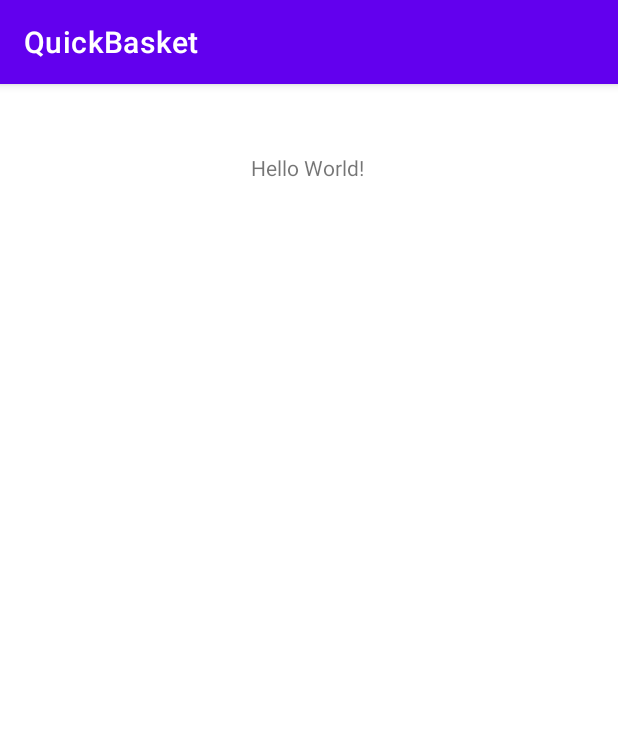
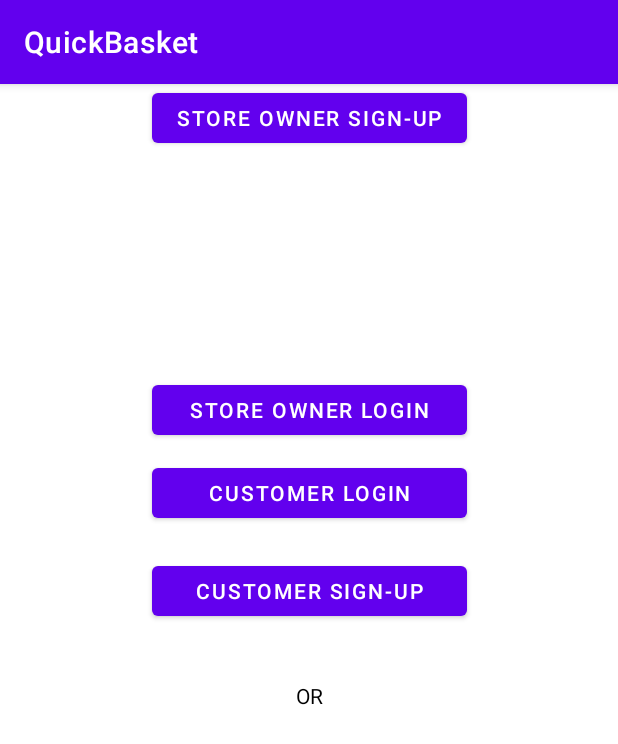
Before and after one commit to LunarECL/QuickBasket, an Android app: the screen it shows after launch (MainActivity), on a phone screen of 412 x 824 dp. Shown: the top 744 px of the screen. Run offline under Robolectric (Android 15) with nearby library versions, the phone set to English and light mode, and no system bars; our stand-ins replace Firebase (no records; nobody signed in at launch, a user with empty details on screens opened directly).

Commit message:
First page and login pages

```diff
--- a/app/src/main/res/layout/activity_login_page.xml
+++ b/app/src/main/res/layout/activity_login_page.xml
@@ -49,7 +49,7 @@
         android:layout_width="200dp"
         android:layout_height="60dp"
         android:layout_marginTop="150dp"
-        android:hint="@string/welcome_message"
+        android:hint="@string/welcome_text"
         android:textAlignment="center"
         android:textColorHint="#000000"
         android:textSize="24sp"
@@ -64,7 +64,7 @@
         android:layout_height="50dp"
         android:layout_marginStart="20dp"
         android:layout_marginTop="48dp"
-        android:hint="@string/login_custumor_heading"
+        android:hint="@string/login_customer_heading"
         android:textColorHint="#000000"
         android:textSize="24sp"
         app:layout_constraintStart_toStartOf="parent"
--- a/app/src/main/res/layout/activity_login_store_owner_page.xml
+++ b/app/src/main/res/layout/activity_login_store_owner_page.xml
@@ -25,7 +25,7 @@
         android:layout_width="200dp"
         android:layout_height="60dp"
         android:layout_marginTop="150dp"
-        android:hint="@string/welcome_message"
+        android:hint="@string/welcome_text"
         android:textAlignment="center"
         android:textColorHint="#000000"
         android:textSize="24sp"
--- a/app/src/main/res/layout/activity_main.xml
+++ b/app/src/main/res/layout/activity_main.xml
@@ -6,17 +6,62 @@
     android:layout_height="match_parent"
     tools:context=".MainActivity">
 
+    <Button
+        android:id="@+id/button"
+        android:layout_width="210dp"
+        android:layout_height="45dp"
+        android:layout_marginBottom="20dp"
+        android:text="@string/login_customer"
+        app:layout_constraintBottom_toTopOf="@+id/button2"
+        app:layout_constraintEnd_toEndOf="parent"
+        app:layout_constraintHorizontal_bias="0.501"
+        app:layout_constraintStart_toStartOf="parent" />
+
+    <Button
+        android:id="@+id/button2"
+        android:layout_width="210dp"
+        android:layout_height="45dp"
+        android:layout_marginBottom="37dp"
+        android:text="@string/signup_customer"
+        app:layout_constraintBottom_toTopOf="@+id/textView"
+        app:layout_constraintEnd_toEndOf="parent"
+        app:layout_constraintHorizontal_bias="0.501"
+        app:layout_constraintStart_toStartOf="parent" />
+
     <TextView
+        android:id="@+id/textView"
         android:layout_width="wrap_content"
         android:layout_height="wrap_content"
-        android:text="Hello World!"
+        android:hint="@string/or_text"
+        android:textColorHint="#000000"
         app:layout_constraintBottom_toBottomOf="parent"
         app:layout_constraintEnd_toEndOf="parent"
-        app:layout_constraintHorizontal_bias="0.498"
-        app:layout_constraintLeft_toLeftOf="parent"
-        app:layout_constraintRight_toRightOf="parent"
         app:layout_constraintStart_toStartOf="parent"
         app:layout_constraintTop_toTopOf="parent"
-        app:layout_constraintVertical_bias="0.061" />
+        app:layout_constraintVertical_bias="0.532" />
+
+    <Button
+        android:id="@+id/button3"
+        android:layout_width="210dp"
+        android:layout_height="45dp"
+        android:layout_marginTop="37dp"
+        android:layout_marginBottom="20dp"
+        android:text="@string/login_storeowner"
+        app:layout_constraintBottom_toTopOf="@+id/button4"
+        app:layout_constraintEnd_toEndOf="parent"
+        app:layout_constraintHorizontal_bias="0.501"
+        app:layout_constraintStart_toStartOf="parent"
+        app:layout_constraintTop_toBottomOf="@+id/textView" />
+
+    <Button
+        android:id="@+id/button4"
+        android:layout_width="210dp"
+        android:layout_height="45dp"
+        android:text="@string/signup_storeowner"
+        android:textColorHint="#000000"
+        app:layout_constraintEnd_toEndOf="parent"
+        app:layout_constraintHorizontal_bias="0.501"
+        app:layout_constraintStart_toStartOf="parent"
+        tools:layout_editor_absoluteY="505dp" />
 
 </androidx.constraintlayout.widget.ConstraintLayout>
--- a/app/src/main/res/values/strings.xml
+++ b/app/src/main/res/values/strings.xml
@@ -91,4 +91,15 @@
         "when a user tries to pick up one of cards.\n\n"
     </string>
     <string name="action_settings">Settings</string>
+    <string name="signup_customer">Customer Sign-up</string>
+    <string name="signup_storeowner">Store Owner Sign-up</string>
+    <string name="login_customer">Customer Login</string>
+    <string name="login_storeowner">Store Owner Login</string>
+    <string name="or_text">OR</string>
+    <string name="enter_username">Enter Username</string>
+    <string name="enter_password">Enter Password</string>
+    <string name="button_login">LOGIN</string>
+    <string name="welcome_text">WELCOME!</string>
+    <string name="login_customer_heading">Login as a Customer</string>
+    <string name="login_storeowner_heading">Login as a Store Owner</string>
 </resources>
```
